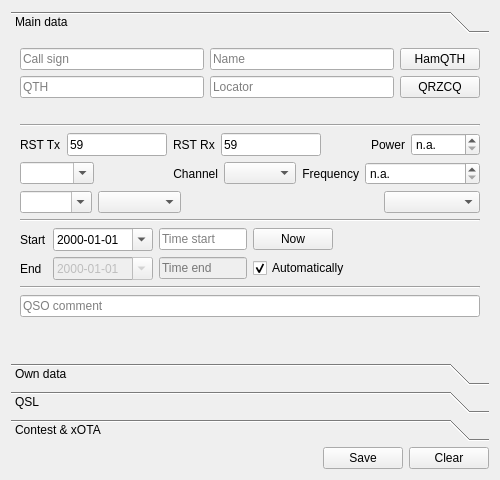
Before: the Qt Designer form ui_files/DragonLog_QSOForm.ui in gitandy/DragonLog, drawn with Qt 5.
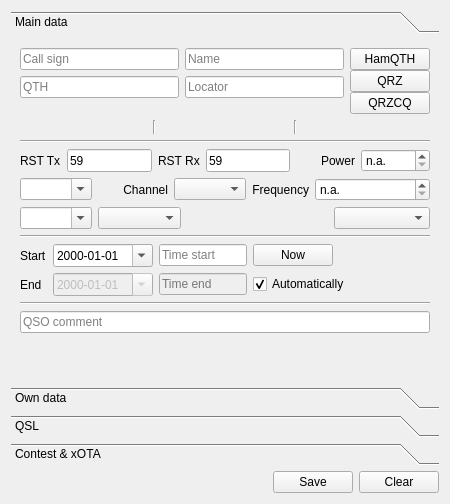
After: the same form once the commit is applied.

```diff
--- a/ui_files/DragonLog_QSOForm.ui
+++ b/ui_files/DragonLog_QSOForm.ui
@@ -6,8 +6,8 @@
    <rect>
     <x>0</x>
     <y>0</y>
-    <width>500</width>
-    <height>480</height>
+    <width>450</width>
+    <height>504</height>
    </rect>
   </property>
   <property name="sizePolicy">
@@ -18,7 +18,7 @@
   </property>
   <property name="minimumSize">
    <size>
-    <width>500</width>
+    <width>450</width>
     <height>480</height>
    </size>
   </property>
@@ -36,8 +36,8 @@
        <rect>
         <x>0</x>
         <y>0</y>
-        <width>482</width>
-        <height>310</height>
+        <width>432</width>
+        <height>334</height>
        </rect>
       </property>
       <attribute name="label">
@@ -47,82 +47,147 @@
        <item>
         <layout class="QVBoxLayout" name="verticalLayout_2">
          <item>
-          <layout class="QGridLayout" name="gridLayout_3">
-           <item row="0" column="2">
-            <widget class="QPushButton" name="searchHamQTHPushButton">
-             <property name="text">
-              <string>HamQTH</string>
-             </property>
-             <property name="shortcut">
-              <string>Ctrl+Alt+H</string>
-             </property>
-            </widget>
+          <layout class="QHBoxLayout" name="horizontalLayout_11">
+           <item>
+            <layout class="QVBoxLayout" name="verticalLayout_8">
+             <item>
+              <layout class="QGridLayout" name="gridLayout_3">
+               <item row="0" column="1">
+                <widget class="QLineEdit" name="nameLineEdit">
+                 <property name="placeholderText">
+                  <string>Name</string>
+                 </property>
+                 <property name="cssClass" stdset="0">
+                  <string notr="true">QSOFormInput</string>
+                 </property>
+                </widget>
+               </item>
+               <item row="1" column="1">
+                <widget class="QLineEdit" name="locatorLineEdit">
+                 <property name="placeholderText">
+                  <string>Locator</string>
+                 </property>
+                 <property name="cssClass" stdset="0">
+                  <string notr="true">QSOFormInput</string>
+                 </property>
+                </widget>
+               </item>
+               <item row="0" column="0">
+                <widget class="QLineEdit" name="callSignLineEdit">
+                 <property name="placeholderText">
+                  <string>Call sign</string>
+                 </property>
+                 <property name="cssClass" stdset="0">
+                  <string notr="true">QSOFormInput</string>
+                 </property>
+                </widget>
+               </item>
+               <item row="1" column="0">
+                <widget class="QLineEdit" name="QTHLineEdit">
+                 <property name="placeholderText">
+                  <string>QTH</string>
+                 </property>
+                 <property name="cssClass" stdset="0">
+                  <string notr="true">QSOFormInput</string>
+                 </property>
+                </widget>
+               </item>
+               <item row="2" column="0">
+                <spacer name="verticalSpacer_5">
+                 <property name="orientation">
+                  <enum>Qt::Vertical</enum>
+                 </property>
+                 <property name="sizeHint" stdset="0">
+                  <size>
+                   <width>20</width>
+                   <height>0</height>
+                  </size>
+                 </property>
+                </spacer>
+               </item>
+              </layout>
+             </item>
+            </layout>
            </item>
-           <item row="0" column="0">
-            <widget class="QLineEdit" name="callSignLineEdit">
-             <property name="placeholderText">
-              <string>Call sign</string>
+           <item>
+            <layout class="QVBoxLayout" name="verticalLayout_7">
+             <property name="spacing">
+              <number>0</number>
              </property>
-             <property name="cssClass" stdset="0">
-              <string notr="true">QSOFormInput</string>
-             </property>
-            </widget>
+             <item>
+              <widget class="QPushButton" name="searchHamQTHPushButton">
+               <property name="toolTip">
+                <string>Lookup at HamQTH.com (Ctrl+Alt+H)</string>
+               </property>
+               <property name="text">
+                <string>HamQTH</string>
+               </property>
+               <property name="shortcut">
+                <string>Ctrl+Alt+H</string>
+               </property>
+              </widget>
+             </item>
+             <item>
+              <widget class="QPushButton" name="searchQRZPushButton">
+               <property name="toolTip">
+                <string>Lookup at QRZ.com (Ctrl+Shift+Q)</string>
+               </property>
+               <property name="text">
+                <string>QRZ</string>
+               </property>
+               <property name="shortcut">
+                <string>Ctrl+Shift+Q</string>
+               </property>
+              </widget>
+             </item>
+             <item>
+              <widget class="QPushButton" name="searchQRZCQPushButton">
+               <property name="toolTip">
+                <string>Lookup at QRZCQ.com (Ctrl+Alt+Z)</string>
+               </property>
+               <property name="text">
+                <string>QRZCQ</string>
+               </property>
+               <property name="shortcut">
+                <string>Ctrl+Alt+Z</string>
+               </property>
+              </widget>
+             </item>
+            </layout>
            </item>
-           <item row="1" column="2">
-            <widget class="QPushButton" name="searchQRZCQPushButton">
-             <property name="text">
-              <string>QRZCQ</string>
-             </property>
-             <property name="shortcut">
-              <string>Ctrl+Alt+Z</string>
-             </property>
-            </widget>
-           </item>
-           <item row="0" column="1">
-            <widget class="QLineEdit" name="nameLineEdit">
-             <property name="placeholderText">
-              <string>Name</string>
-             </property>
-             <property name="cssClass" stdset="0">
-              <string notr="true">QSOFormInput</string>
-             </property>
-            </widget>
-           </item>
-           <item row="1" column="0">
-            <widget class="QLineEdit" name="QTHLineEdit">
-             <property name="placeholderText">
-              <string>QTH</string>
-             </property>
-             <property name="cssClass" stdset="0">
-              <string notr="true">QSOFormInput</string>
-             </property>
-            </widget>
-           </item>
-           <item row="1" column="1">
-            <widget class="QLineEdit" name="locatorLineEdit">
-             <property name="placeholderText">
-              <string>Locator</string>
-             </property>
-             <property name="cssClass" stdset="0">
-              <string notr="true">QSOFormInput</string>
-             </property>
-            </widget>
-           </item>
-           <item row="2" column="1">
-            <widget class="QLabel" name="ctyAreaLabel">
-             <property name="text">
-              <string/>
-             </property>
-            </widget>
-           </item>
-           <item row="2" column="0">
+          </layout>
+         </item>
+         <item>
+          <layout class="QHBoxLayout" name="horizontalLayout_10">
+           <item>
             <widget class="QLabel" name="ctyCtyLabel">
              <property name="text">
               <string/>
              </property>
             </widget>
            </item>
-           <item row="2" column="2">
+           <item>
+            <widget class="Line" name="line_4">
+             <property name="orientation">
+              <enum>Qt::Vertical</enum>
+             </property>
+            </widget>
+           </item>
+           <item>
+            <widget class="QLabel" name="ctyAreaLabel">
+             <property name="text">
+              <string/>
+             </property>
+            </widget>
+           </item>
+           <item>
+            <widget class="Line" name="line_5">
+             <property name="orientation">
+              <enum>Qt::Vertical</enum>
+             </property>
+            </widget>
+           </item>
+           <item>
             <widget class="QLabel" name="distLabel">
              <property name="text">
               <string/>
@@ -433,7 +498,7 @@
              </property>
              <property name="sizeHint" stdset="0">
               <size>
-               <width>150</width>
+               <width>100</width>
                <height>20</height>
               </size>
              </property>
@@ -504,7 +569,7 @@
              </property>
              <property name="sizeHint" stdset="0">
               <size>
-               <width>150</width>
+               <width>100</width>
                <height>20</height>
               </size>
              </property>
```
Left out of the diff: 210 changed lines with no effect on the pictures.
